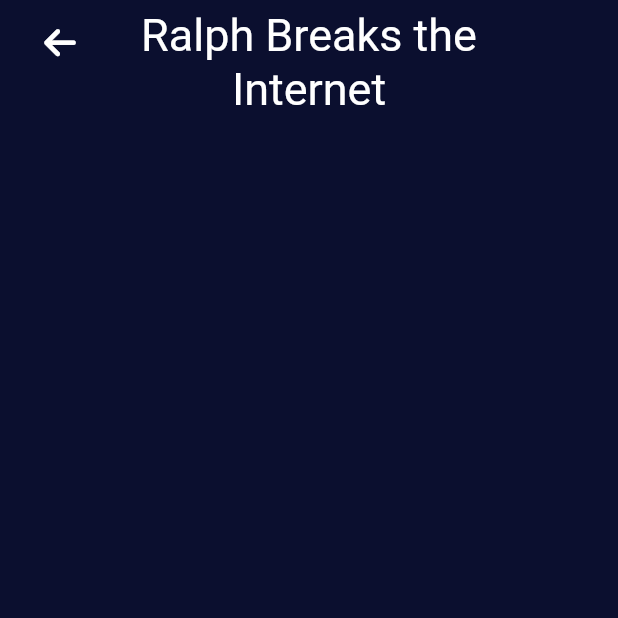
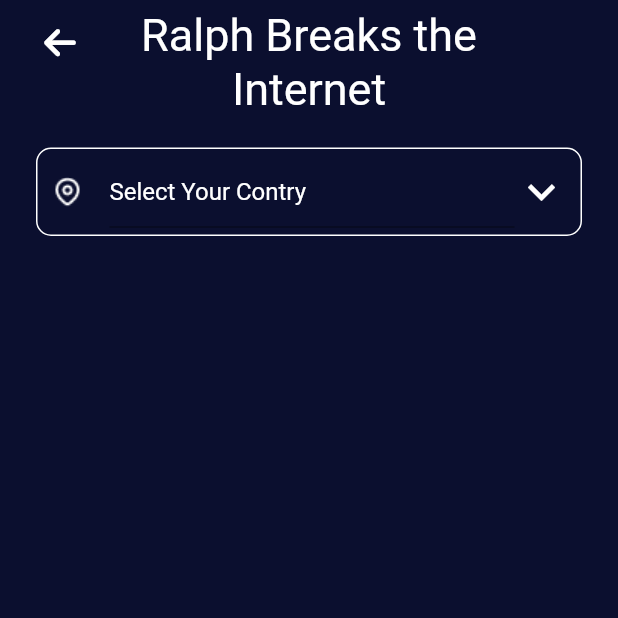
Before and after one commit to 200lab/movea-app, a Flutter app: the SelectCinemaPage screen opened directly, on a phone screen of 412 x 824 dp, the top half of it. Run offline on Flutter 3.47's test engine with Material 2 defaults, Android fonts, the phone set to English and light mode, and no system bars; our stand-ins replace carousel_slider, font_awesome_flutter.

Commit message:
search location for select cinema page

```diff
--- a/lib/src/modules/selectCinema/select_cinema_page.dart
+++ b/lib/src/modules/selectCinema/select_cinema_page.dart
@@ -2,6 +2,8 @@
 import 'package:font_awesome_flutter/font_awesome_flutter.dart';
 import 'package:movea_app/src/config/app_color.dart';
 import 'package:movea_app/src/config/text_style.dart';
+import 'package:movea_app/src/constants/app_constants.dart';
+import 'package:movea_app/src/constants/asset_path.dart';
 
 class SelectCinemaPage extends StatelessWidget {
   const SelectCinemaPage({Key? key}) : super(key: key);
@@ -39,6 +41,38 @@
                   ),
                 ),
               ],
+            ),
+            Container(
+              margin: const EdgeInsets.symmetric(vertical: 16, horizontal: 24),
+              height: size.height / 14,
+              decoration: BoxDecoration(
+                  borderRadius: BorderRadius.circular(10),
+                  border: Border.all(color: DarkTheme.white)),
+              child: Row(
+                children: const [
+                  Expanded(
+                      child: TextField(
+                    decoration: InputDecoration(
+                        hintText: 'Select Your Contry',
+                        hintStyle: TxtStyle.heading4,
+                        icon: Padding(
+                          padding: EdgeInsets.only(left: 8.0),
+                          child: ImageIcon(
+                            AssetImage(AssetPath.iconLocation),
+                            color: DarkTheme.white,
+                          ),
+                        )),
+                  )),
+                  Padding(
+                    padding: EdgeInsets.only(right: 8.0),
+                    child: Icon(
+                      Icons.keyboard_arrow_down,
+                      size: 36,
+                      color: DarkTheme.white,
+                    ),
+                  )
+                ],
+              ),
             )
           ],
         ),
```
